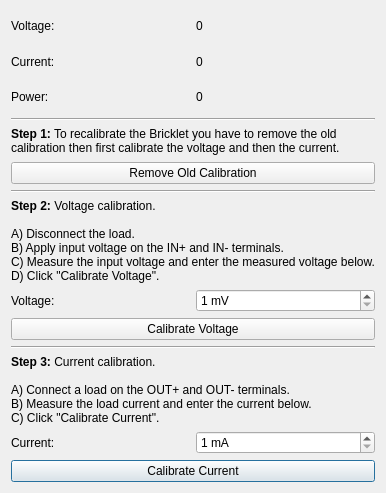
The window that src/brickv/plugin_system/plugins/voltage_current_v2/ui/calibration.ui (Tinkerforge/brickv) describes before a commit, drawn with Qt 5.
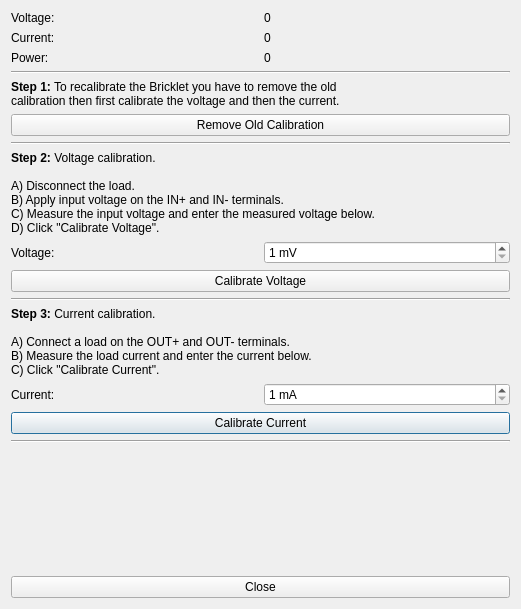
The same window after the commit.

Commit message:
Ensure that all QDialogs have a close button
Some window manager doen't provide a close button as part of the window
decoration for dialogs.

Diff of the .ui file:
```diff
--- a/src/brickv/plugin_system/plugins/voltage_current_v2/ui/calibration.ui
+++ b/src/brickv/plugin_system/plugins/voltage_current_v2/ui/calibration.ui
@@ -6,8 +6,8 @@
    <rect>
     <x>0</x>
     <y>0</y>
-    <width>382</width>
-    <height>493</height>
+    <width>521</width>
+    <height>609</height>
    </rect>
   </property>
   <property name="windowTitle">
@@ -173,6 +173,33 @@
        </property>
       </widget>
      </item>
+     <item row="14" column="0" colspan="2">
+      <widget class="Line" name="line_2">
+       <property name="orientation">
+        <enum>Qt::Horizontal</enum>
+       </property>
+      </widget>
+     </item>
+     <item row="16" column="0" colspan="2">
+      <widget class="QPushButton" name="btn_close">
+       <property name="text">
+        <string>Close</string>
+       </property>
+      </widget>
+     </item>
+     <item row="15" column="0">
+      <spacer name="verticalSpacer">
+       <property name="orientation">
+        <enum>Qt::Vertical</enum>
+       </property>
+       <property name="sizeHint" stdset="0">
+        <size>
+         <width>20</width>
+         <height>40</height>
+        </size>
+       </property>
+      </spacer>
+     </item>
     </layout>
    </item>
   </layout>
```
The commit also changes 26 other files.
